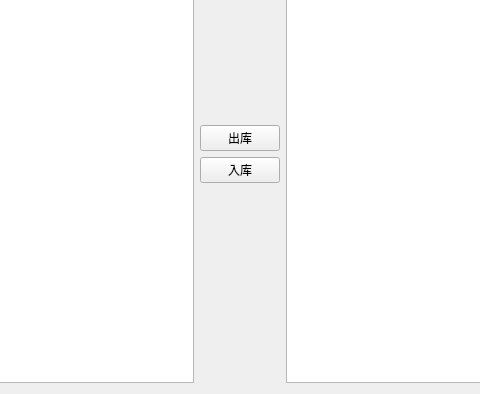
First picture: the form in auto_c_code/autoccode.ui, repository yjduoduo/auto_c_code, before the edit; both pictures show x 156 to 636 and y 87 to 481 of the 792 by 481 pixel window.
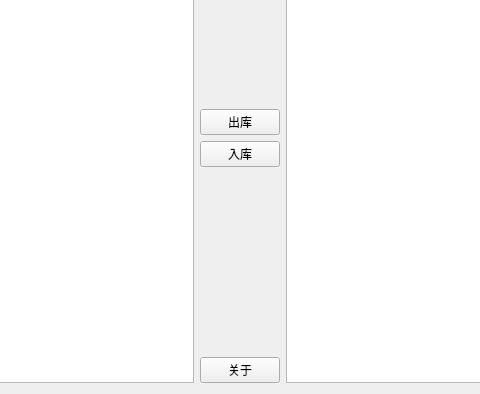
Second picture: the form after the edit.

Patch:
```diff
--- a/auto_c_code/autoccode.ui
+++ b/auto_c_code/autoccode.ui
@@ -93,6 +93,13 @@
          </property>
         </spacer>
        </item>
+       <item>
+        <widget class="QPushButton" name="about_btn">
+         <property name="text">
+          <string>关于</string>
+         </property>
+        </widget>
+       </item>
       </layout>
      </item>
      <item>
```
